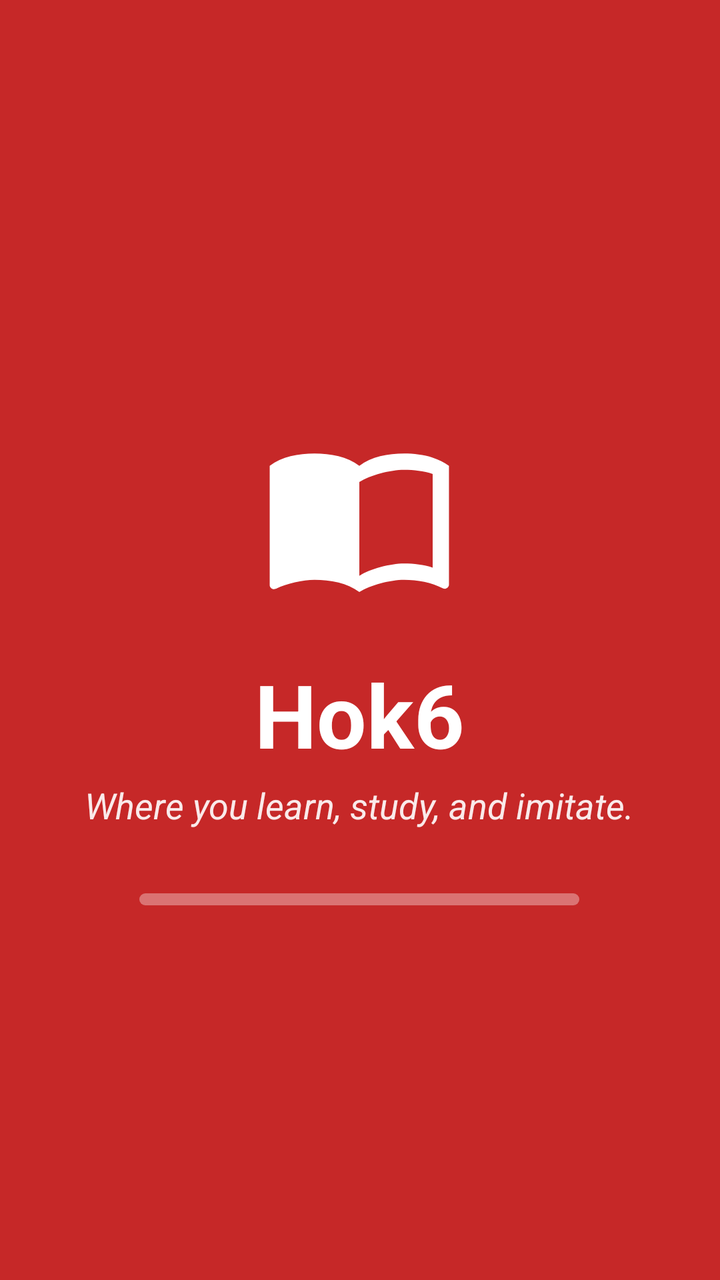
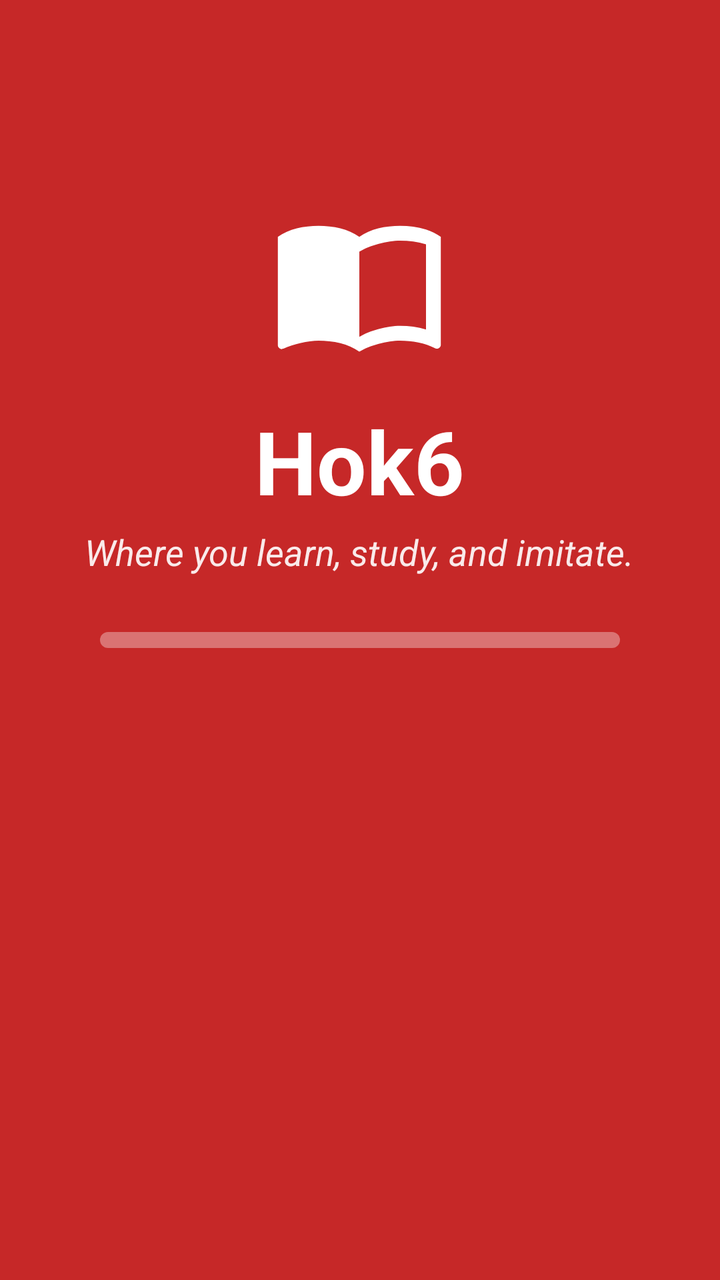

Two renders of the same Android screen: before a commit and after it. Below are the layout's source before the change and the commit's diff.
<!-- AndroidManifest.xml: application theme Theme.StudyBook -->
<!-- res/layout/splash_overlay.xml -->
<?xml version="1.0" encoding="utf-8"?>
<FrameLayout xmlns:android="http://schemas.android.com/apk/res/android"
    xmlns:app="http://schemas.android.com/apk/res-auto"
    android:id="@+id/splash"
    android:layout_width="match_parent"
    android:layout_height="match_parent"
    android:background="@color/brand"
    android:clickable="true"
    android:focusable="true">

    <LinearLayout
        android:layout_width="wrap_content"
        android:layout_height="wrap_content"
        android:layout_gravity="center"
        android:gravity="center_horizontal"
        android:orientation="vertical"
        android:padding="24dp">

        <ImageView
            android:layout_width="220dp"
            android:layout_height="220dp"
            android:layout_marginTop="-40dp"
            android:layout_marginBottom="-40dp"
            android:importantForAccessibility="no"
            android:src="@drawable/ic_launcher_foreground" />

        <TextView
            android:layout_width="wrap_content"
            android:layout_height="wrap_content"
            android:text="@string/app_name"
            android:textColor="#FFFFFF"
            android:textSize="44sp"
            android:textStyle="bold" />

        <TextView
            android:layout_width="wrap_content"
            android:layout_height="wrap_content"
            android:layout_marginTop="4dp"
            android:gravity="center"
            android:text="@string/tagline"
            android:textColor="#E6FFFFFF"
            android:textSize="18sp"
            android:textStyle="italic" />

        <com.google.android.material.progressindicator.LinearProgressIndicator
            android:id="@+id/splash_progress"
            android:layout_width="220dp"
            android:layout_height="wrap_content"
            android:layout_marginTop="32dp"
            android:contentDescription="@string/loading"
            android:indeterminate="true"
            app:indicatorColor="#FFFFFF"
            app:trackColor="#59FFFFFF"
            app:trackCornerRadius="3dp"
            app:trackThickness="6dp" />
    </LinearLayout>
</FrameLayout>
<!-- resources referenced by this layout -->
<resources>
  <color name="brand">#C62828</color>
  <!-- drawable ic_launcher_foreground (drawable) -->
  <vector xmlns:android="http://schemas.android.com/apk/res/android"
      android:width="108dp" android:height="108dp"
      android:viewportWidth="108" android:viewportHeight="108">
      <group android:translateX="30" android:translateY="30" android:scaleX="2" android:scaleY="2">
          <path android:fillColor="#FFFFFF"
              android:pathData="M21,5c-1.11,-0.35 -2.33,-0.5 -3.5,-0.5 -1.95,0 -4.05,0.4 -5.5,1.5 -1.45,-1.1 -3.55,-1.5 -5.5,-1.5S2.45,4.9 1,6v14.65c0,0.25 0.25,0.5 0.5,0.5 0.1,0 0.15,-0.05 0.25,-0.05C3.1,20.45 5.05,20 6.5,20c1.95,0 4.05,0.4 5.5,1.5 1.35,-0.85 3.8,-1.5 5.5,-1.5 1.65,0 3.35,0.3 4.75,1.05 0.1,0.05 0.15,0.05 0.25,0.05 0.25,0 0.5,-0.25 0.5,-0.5V6c-0.6,-0.45 -1.25,-0.75 -2,-1zM21,18.5c-1.1,-0.35 -2.3,-0.5 -3.5,-0.5 -1.7,0 -4.15,0.65 -5.5,1.5V8c1.35,-0.85 3.8,-1.5 5.5,-1.5 1.2,0 2.4,0.15 3.5,0.5v11.5z" />
      </group>
  </vector>
  <string name="app_name">Hok6</string>
  <string name="loading">Loading</string>
  <string name="tagline">Where you learn, study, and imitate.</string>
  <style name="Theme.StudyBook" parent="Theme.MaterialComponents.DayNight.DarkActionBar">
          <item name="colorPrimary">@color/brand</item>
          <item name="colorPrimaryVariant">@color/brand_dark</item>
          <item name="colorOnPrimary">#FFFFFF</item>
          <item name="colorSecondary">@color/accent</item>
          <item name="colorSecondaryVariant">#C17900</item>
          <item name="colorOnSecondary">#000000</item>
      </style>
  <color name="brand_dark">#8E0000</color>
  <color name="accent">#F9A825</color>
</resources>

<!-- the commit's change to res/layout/splash_overlay.xml (unified diff, before → after) -->
@@ -1,26 +1,30 @@
 <?xml version="1.0" encoding="utf-8"?>
-<FrameLayout xmlns:android="http://schemas.android.com/apk/res/android"
+<LinearLayout xmlns:android="http://schemas.android.com/apk/res/android"
     xmlns:app="http://schemas.android.com/apk/res-auto"
     android:id="@+id/splash"
     android:layout_width="match_parent"
     android:layout_height="match_parent"
     android:background="@color/brand"
     android:clickable="true"
-    android:focusable="true">
+    android:focusable="true"
+    android:gravity="center_horizontal"
+    android:orientation="vertical">
 
+    
     <LinearLayout
         android:layout_width="wrap_content"
-        android:layout_height="wrap_content"
-        android:layout_gravity="center"
-        android:gravity="center_horizontal"
+        android:layout_height="0dp"
+        android:layout_weight="1"
+        android:gravity="bottom|center_horizontal"
         android:orientation="vertical"
-        android:padding="24dp">
+        android:paddingStart="24dp"
+        android:paddingEnd="24dp"
+        android:paddingBottom="28dp">
 
         <ImageView
-            android:layout_width="220dp"
-            android:layout_height="220dp"
-            android:layout_marginTop="-40dp"
-            android:layout_marginBottom="-40dp"
+            android:layout_width="@dimen/splash_logo"
+            android:layout_height="@dimen/splash_logo"
+            android:layout_marginBottom="@dimen/splash_logo_overlap"
             android:importantForAccessibility="no"
             android:src="@drawable/ic_launcher_foreground" />
 
@@ -41,17 +45,22 @@
             android:textColor="#E6FFFFFF"
             android:textSize="18sp"
             android:textStyle="italic" />
+    </LinearLayout>
 
-        <com.google.android.material.progressindicator.LinearProgressIndicator
-            android:id="@+id/splash_progress"
-            android:layout_width="220dp"
-            android:layout_height="wrap_content"
-            android:layout_marginTop="32dp"
-            android:contentDescription="@string/loading"
-            android:indeterminate="true"
-            app:indicatorColor="#FFFFFF"
-            app:trackColor="#59FFFFFF"
-            app:trackCornerRadius="3dp"
-            app:trackThickness="6dp" />
-    </LinearLayout>
-</FrameLayout>
+    
+    <com.google.android.material.progressindicator.LinearProgressIndicator
+        android:id="@+id/splash_progress"
+        android:layout_width="260dp"
+        android:layout_height="wrap_content"
+        android:contentDescription="@string/loading"
+        android:indeterminate="true"
+        app:indicatorColor="#FFFFFF"
+        app:trackColor="#59FFFFFF"
+        app:trackCornerRadius="4dp"
+        app:trackThickness="8dp" />
+
+    <Space
+        android:layout_width="wrap_content"
+        android:layout_height="0dp"
+        android:layout_weight="1" />
+</LinearLayout>
<!-- resource entries referenced after the edit -->
@@ -1,6 +1,8 @@
 <!-- resources referenced by this layout -->
 <resources>
   <color name="brand">#C62828</color>
+  <dimen name="splash_logo">90dp</dimen>
+  <dimen name="splash_logo_overlap">-18dp</dimen>
   <!-- drawable ic_launcher_foreground (drawable) -->
   <vector xmlns:android="http://schemas.android.com/apk/res/android"
       android:width="108dp" android:height="108dp"
